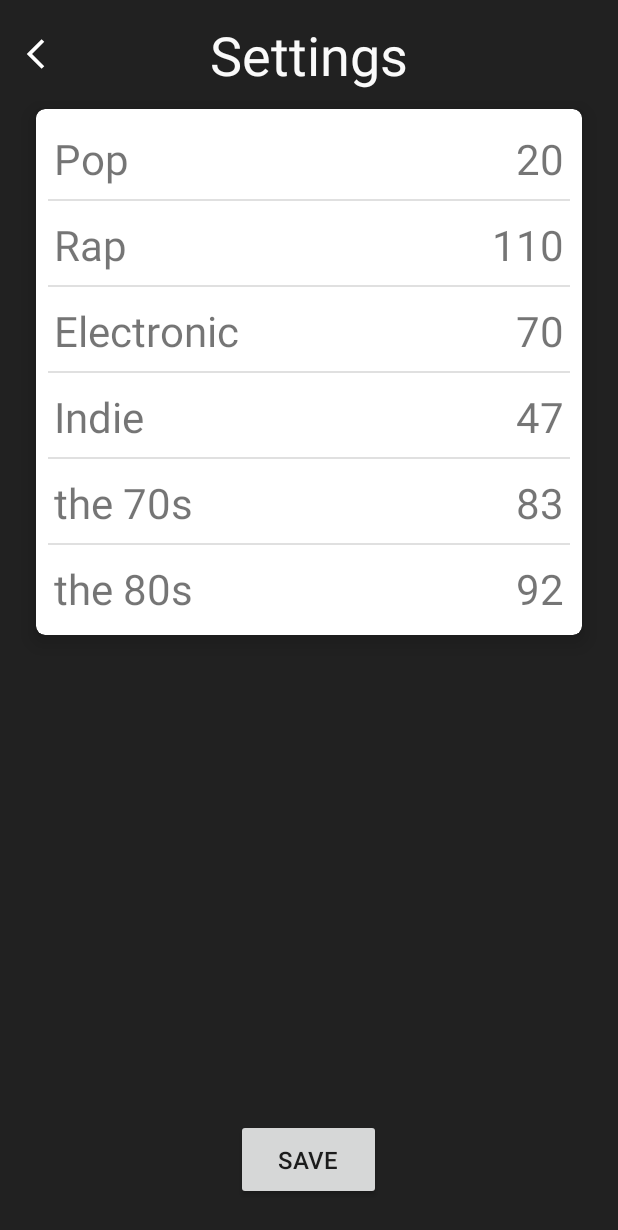
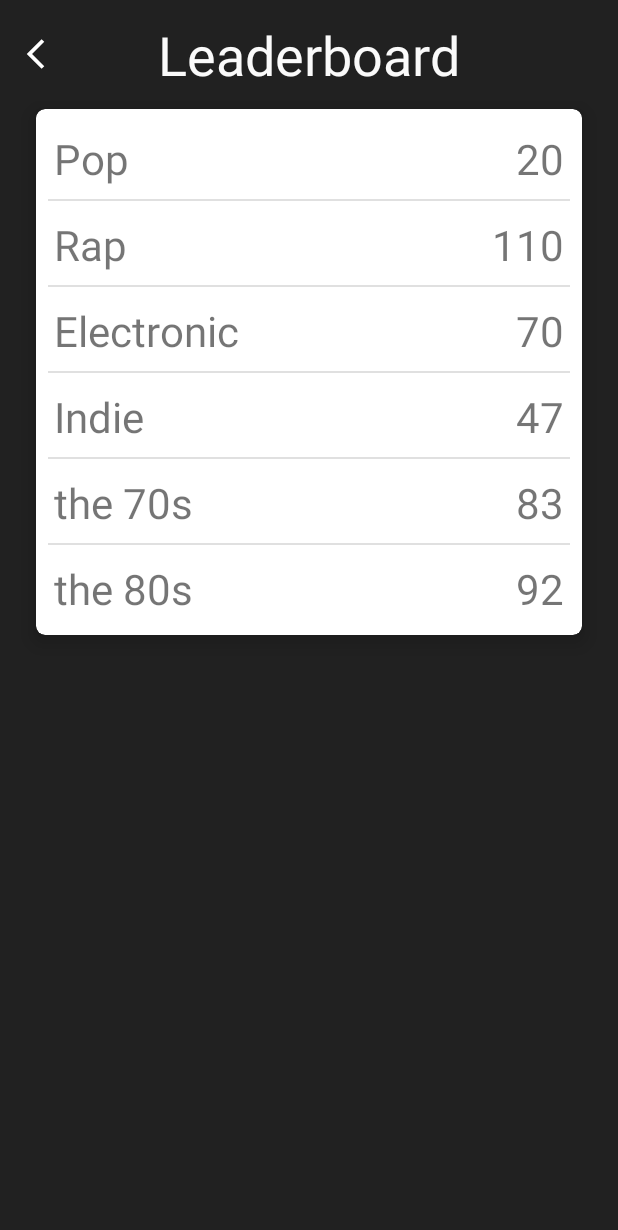
Before and after one commit to songspot/androidapp, an Android app: the LeaderboardActivity screen opened directly, with no data from a screen before it, on a phone screen of 412 x 824 dp. Shown: the top 1230 px of the screen. Run offline under Robolectric (Android 15) with nearby library versions, the phone set to English and light mode, and no system bars.

Commit message:
Change settings -> leaderboard activity.

```diff
--- a/app/src/main/AndroidManifest.xml
+++ b/app/src/main/AndroidManifest.xml
@@ -34,7 +34,7 @@
             android:theme="@style/Theme.AppCompat.DayNight.NoActionBar" />
     <activity android:name=".activites.GenreOverviewActivity" />
     <activity
-            android:name=".activites.SettingsActivity"
+            android:name=".activites.LeaderboardActivity"
             android:theme="@style/Theme.AppCompat.DayNight.NoActionBar"/>
 </application>
 </manifest>
--- a/app/src/main/java/edu/us/ischool/info448/songspot/activites/GenrePickerActivity.kt
+++ b/app/src/main/java/edu/us/ischool/info448/songspot/activites/GenrePickerActivity.kt
@@ -20,9 +20,9 @@ class GenrePickerActivity : AppCompatActivity() {
         super.onCreate(savedInstanceState)
         setContentView(R.layout.activity_genre_picker)
 
-        val settingsButton = findViewById<ImageButton>(R.id.settings_button)
-        settingsButton.setOnClickListener {
-            val intent = Intent(this, SettingsActivity::class.java)
+        val leaderboardButton = findViewById<ImageButton>(R.id.leaderboard_button)
+        leaderboardButton.setOnClickListener {
+            val intent = Intent(this, LeaderboardActivity::class.java)
             startActivity(intent)
         }
 
--- a/app/src/main/java/edu/us/ischool/info448/songspot/activites/SettingsActivity.kt
+++ b/app/src/main/java/edu/us/ischool/info448/songspot/activites/LeaderboardActivity.kt
@@ -4,7 +4,6 @@ import android.content.Context
 import android.content.Intent
 import android.os.Bundle
 import android.support.v7.app.AppCompatActivity
-import android.util.Log
 import android.view.LayoutInflater
 import android.view.View
 import android.view.ViewGroup
@@ -12,12 +11,12 @@ import android.widget.*
 import edu.us.ischool.info448.songspot.R
 
 /** Personal user stats & settings. **/
-class SettingsActivity : AppCompatActivity() {
+class LeaderboardActivity : AppCompatActivity() {
     override fun onCreate(savedInstanceState: Bundle?) {
         super.onCreate(savedInstanceState)
-        setContentView(R.layout.activity_settings)
+        setContentView(R.layout.activity_leaderboard)
 
-        val backButton = findViewById<ImageButton>(R.id.settings_back_button)
+        val backButton = findViewById<ImageButton>(R.id.leaderboard_back_button)
         backButton.setOnClickListener {
             val intent = Intent(this, GenrePickerActivity::class.java)
             startActivity(intent)
@@ -27,11 +26,6 @@ class SettingsActivity : AppCompatActivity() {
         // Replace hard-coded score values with real ones pulled from Firebase.
         val listAdapter = ScoresAdapter(this, arrayOf("Pop", "Rap", "Electronic", "Indie", "the 70s", "the 80s"), arrayOf(20, 110, 70, 47, 83, 92))
         scoresList.adapter = listAdapter
-
-        val saveButton = findViewById<Button>(R.id.save_settings_button)
-        saveButton.setOnClickListener {
-            /** SAVE ANY SETTINGS TO FIREBASE HERE **/
-        }
     }
 
     class ScoresAdapter(context: Context, private val genreList: Array<String>, private val scoreList: Array<Int>) : BaseAdapter() {
--- a/app/src/main/res/layout/activity_genre_picker.xml
+++ b/app/src/main/res/layout/activity_genre_picker.xml
@@ -22,13 +22,13 @@
                 android:textSize="36dp"
                 android:text="Quiz Categories"/>
         <ImageButton
-                android:id="@+id/settings_button"
+                android:id="@+id/leaderboard_button"
                 android:layout_width="48dp"
                 android:layout_height="48dp"
                 android:layout_alignParentRight="true"
                 android:scaleType="centerCrop"
                 android:background="@android:color/transparent"
-                android:src="@drawable/ic_outline_settings_24px"/>
+                android:src="@drawable/ic_outline_statistics_24px"/>
     </RelativeLayout>
     <android.support.v7.widget.RecyclerView
             android:id="@+id/genre_recycler_view"
--- a/app/src/main/res/layout/activity_settings.xml
+++ b/app/src/main/res/layout/activity_leaderboard.xml
@@ -11,7 +11,7 @@
             android:layout_marginTop="12dp"
             android:layout_marginBottom="12dp">
         <ImageButton
-                android:id="@+id/settings_back_button"
+                android:id="@+id/leaderboard_back_button"
                 android:layout_width="48dp"
                 android:layout_height="48dp"
                 android:layout_alignParentLeft="true"
@@ -23,7 +23,7 @@
                 android:layout_centerHorizontal="true"
                 android:textColor="#FAFAFA"
                 android:textSize="36dp"
-                android:text="Settings"/>
+                android:text="Leaderboard"/>
     </RelativeLayout>
     <app:android.support.v7.widget.CardView
             xmlns:app="http://schemas.android.com/apk/res-auto"
@@ -43,21 +43,4 @@
             android:layout_marginTop="4dp"
             android:layout_marginBottom="4dp"/>
     </app:android.support.v7.widget.CardView>
-    <FrameLayout
-            android:layout_width="match_parent"
-            android:layout_height="match_parent"
-            android:layout_marginBottom="24dp">
-        <Button
-                android:id="@+id/save_settings_button"
-                android:layout_width="wrap_content"
-                android:layout_height="wrap_content"
-                android:layout_gravity="center|bottom"
-                android:paddingTop="16dp"
-                android:paddingBottom="16dp"
-                android:paddingLeft="28dp"
-                android:paddingRight="28dp"
-                android:textSize="16sp"
-                android:text="Save"/>
-    </FrameLayout>
-
 </LinearLayout>
```
Also changed, not shown: app/src/main/res/drawable/ic_outline_statistics_24px.xml (added, +9 -0 lines).
